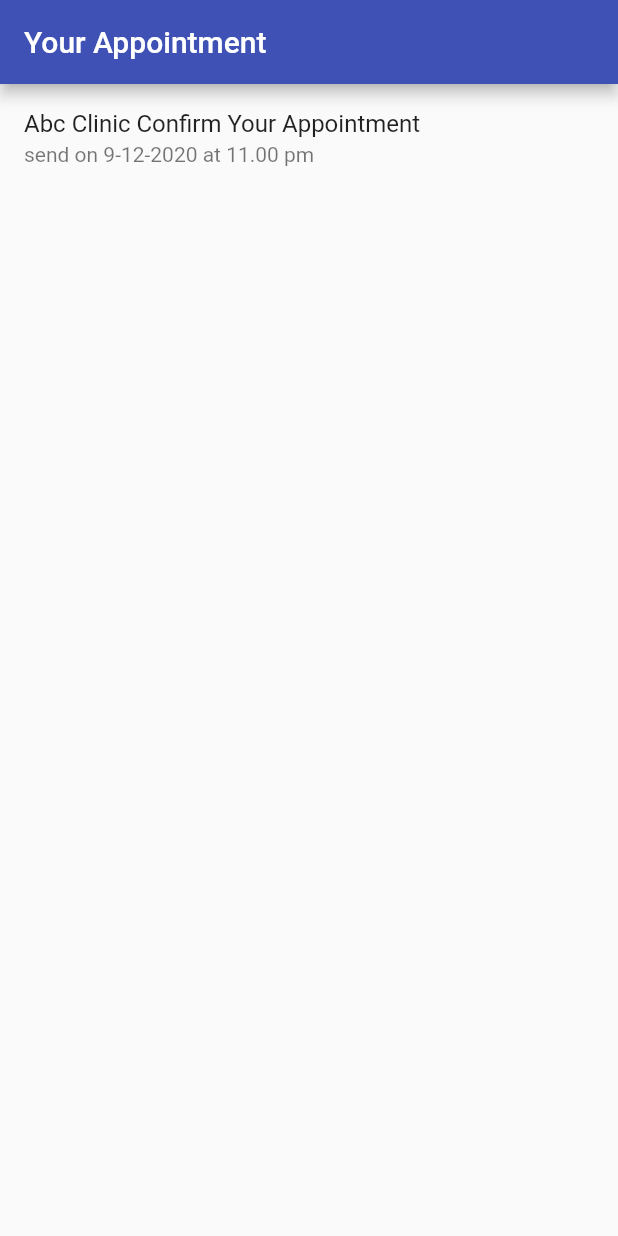
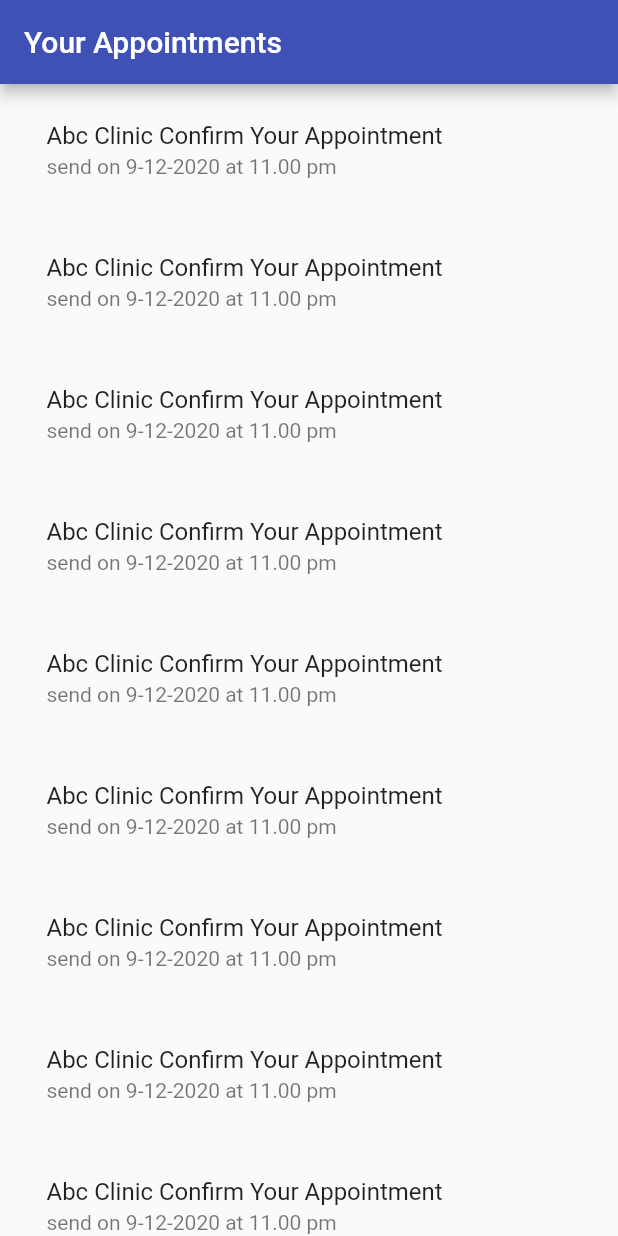
Before and after one commit to iiitv/hackiiitv20-submissions, a Flutter app: the ShowNotification screen opened directly, on a phone screen of 412 x 824 dp. Run offline on Flutter 3.47's test engine with Material 2 defaults, Android fonts, the phone set to English and light mode, and no system bars; our stand-ins replace cloud_firestore, firebase_auth, firebase_core, google_sign_in, image_picker; accounts and stored records are empty; network calls fail.

Commit message:
added appointment status frontend

```diff
--- a/team#33 - 3/clinico/lib/pages/doctorDashboard/doctorBottomBar.dart
+++ b/team#33 - 3/clinico/lib/pages/doctorDashboard/doctorBottomBar.dart
@@ -62,7 +62,8 @@ class _DoctorBottomState extends State<DoctorBottom> {
               icon: Icon(Icons.notifications_active),
               title: Text("Notifications")),
           BottomNavigationBarItem(
-              icon: Icon(Icons.account_circle), title: Text("User")),
+              icon: Icon(Icons.local_hospital),
+              title: Text("Appointment Counter")),
         ],
       ),
     );
--- a/team#33 - 3/clinico/lib/pages/patientDashboard/notification.dart
+++ b/team#33 - 3/clinico/lib/pages/patientDashboard/notification.dart
@@ -5,8 +5,12 @@ class ShowNotification extends StatelessWidget {
   @override
   Widget build(BuildContext context) {
     return Scaffold(
-      appBar: AppBar(title:Text("Your Appointment"),backgroundColor: Colors.indigo,),
-      body:PatNotTile()
-    );
+        appBar: AppBar(
+          title: Text("Your Appointments"),
+          backgroundColor: Colors.indigo,
+        ),
+        body: ListView(children: [
+          for (int i = 0; i <= 10; i++) PatNotTile(),
+        ]));
   }
 }
--- a/team#33 - 3/clinico/lib/pages/patientDashboard/patientNotificationTile.dart
+++ b/team#33 - 3/clinico/lib/pages/patientDashboard/patientNotificationTile.dart
@@ -1,11 +1,21 @@
+import 'package:clinico/pages/patientDashboard/AppointmentFormStatus.dart';
 import 'package:flutter/material.dart';
 
 class PatNotTile extends StatelessWidget {
   @override
   Widget build(BuildContext context) {
-    return ListTile(
-      title: Text("Abc Clinic Confirm Your Appointment"),
-      subtitle: Text("send on 9-12-2020 at 11.00 pm"),
+    return GestureDetector(
+      onTap: () {
+        Navigator.push(context,
+            MaterialPageRoute(builder: (context) => AppointmentFormStatus()));
+      },
+      child: Padding(
+        padding: const EdgeInsets.fromLTRB(15, 8, 15, 8),
+        child: ListTile(
+          title: Text("Abc Clinic Confirm Your Appointment"),
+          subtitle: Text("send on 9-12-2020 at 11.00 pm"),
+        ),
+      ),
     );
   }
 }
```
Also changed, not shown: team#33 - 3/clinico/lib/pages/doctorDashboard/doctorNotificationTile.dart (+9 -3 lines), team#33 - 3/clinico/lib/pages/patientDashboard/AppointmentFormStatus.dart (added, +132 -0 lines), team#33 - 3/clinico/pubspec.lock.
